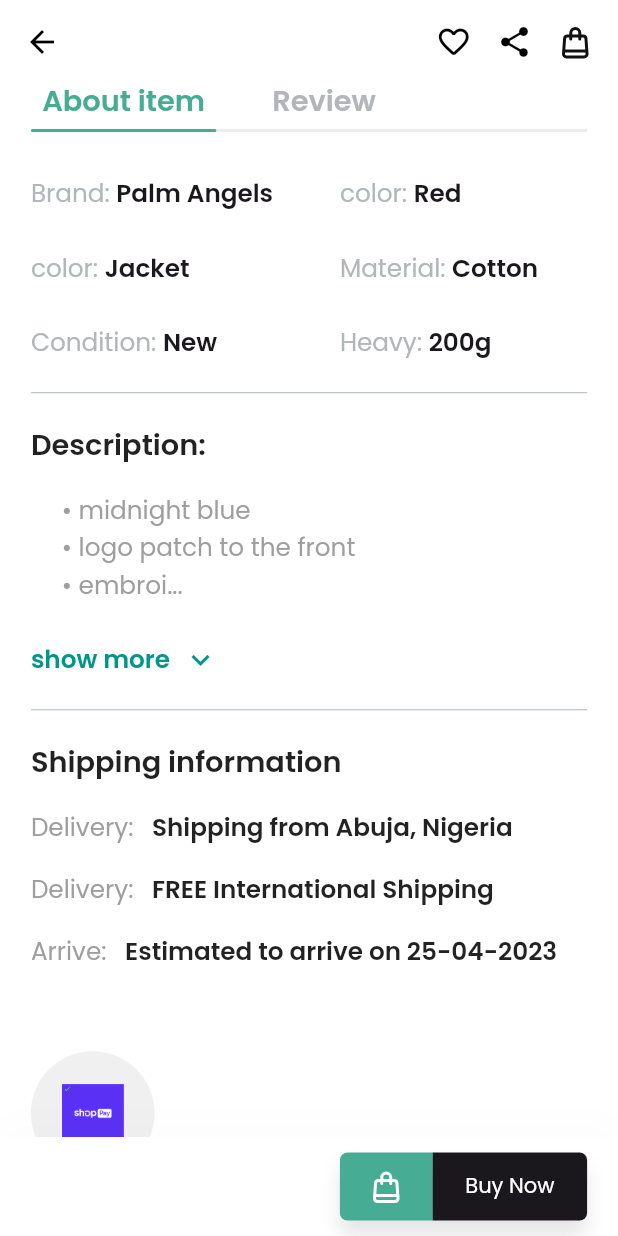
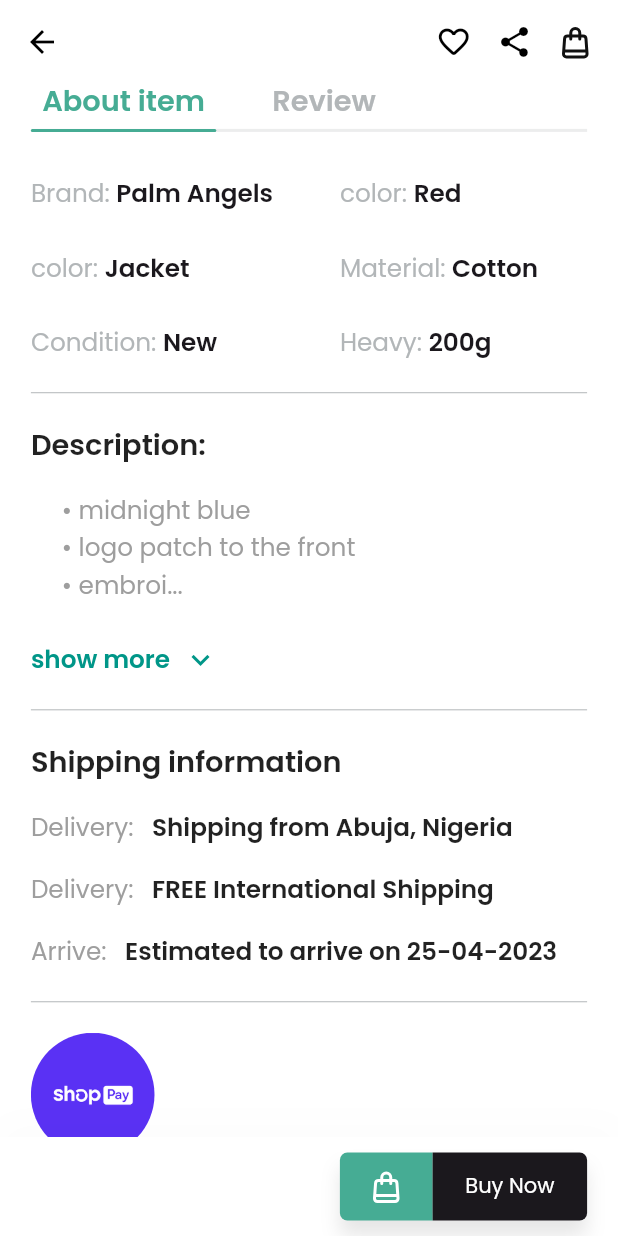
Before and after one commit to SolomonAbuh/E-Commerce-UI-Animation, a Flutter app: the ProductDetailsScreen screen opened directly with sample values from the repository, scrolled down 576 dp, on a phone screen of 412 x 824 dp. Run offline on Flutter 3.47's test engine with Material 2 defaults, Android fonts, the phone set to English and light mode, and no system bars; drawn by our look-alikes of flutter_animate; our stand-ins replace carousel_slider, flutter_svg, google_fonts, sizer.

Commit message:
update on product_shop_info.dart 🛠

```diff
--- a/lib/pages/product_details.screen.dart
+++ b/lib/pages/product_details.screen.dart
@@ -53,8 +53,9 @@ class ProductDetailsScreen extends StatelessWidget {
                     const ProductDescription(),
                     Divider(height: 5.h, color: AppColors.greyLight),
                     const ProductShippingInfo(),
-                    spaceV(3.5.h),
-                   const ProductShopInfo()
+                    Divider(height: 5.h, color: AppColors.greyLight),
+                    const ProductShopInfo(),
+                    Divider(height: 5.h, color: AppColors.greyLight),
                   ],
                 ),
               ),
--- a/lib/widgets/product_shipping_info.dart
+++ b/lib/widgets/product_shipping_info.dart
@@ -57,9 +57,10 @@ class ProductShippingInfo extends StatelessWidget {
               'Estimated to arrive on 25-04-2023',
               style: TextStyle(fontSize: 12.sp, fontWeight: FontWeight.w600),
             ),
+
+
           ],
         ),
-        spaceV(3.h),
       ],
     );
   }
--- a/lib/widgets/product_shop_info.dart
+++ b/lib/widgets/product_shop_info.dart
@@ -12,15 +12,18 @@ class ProductShopInfo extends StatelessWidget {
   Widget build(BuildContext context) {
     return Row(
       children: [
-        Container(
-            padding: EdgeInsets.all(2.5.h),
+        SizedBox(
             height: 10.h,
             width: 10.h,
-            decoration: BoxDecoration(
-              shape: BoxShape.circle,
-              color: AppColors.greyLight.withOpacity(0.2),
-            ),
-            child: Image.asset(AppAssets.shopLogo))
+            child: ClipOval(
+              child: Image.asset(
+                AppAssets.shopLogo,
+                fit: BoxFit.cover,
+              ),
+            )),
+        Column(
+          children: [Text('')],
+        )
       ],
     );
   }
```
